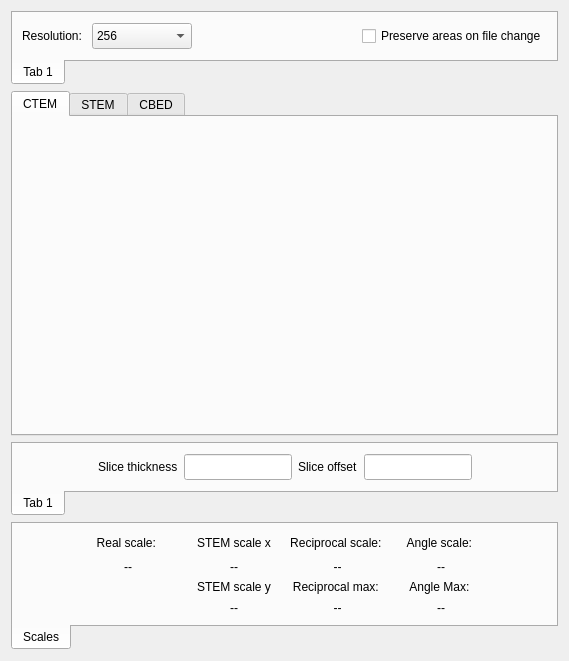
Old version of the form src/gui/dialogs/settings/frames/arealayoutframe.ui in the repository JJPPeters/clTEM.
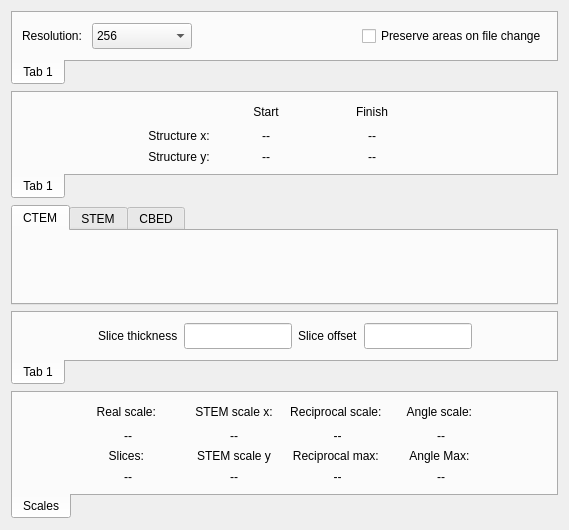
New version of the form. Custom widgets are drawn as their Qt base class.

Commit message: Added structure limits to area dialog

What changed in the file:
```diff
--- a/src/gui/dialogs/settings/frames/arealayoutframe.ui
+++ b/src/gui/dialogs/settings/frames/arealayoutframe.ui
@@ -7,17 +7,17 @@
     <x>0</x>
     <y>0</y>
     <width>569</width>
-    <height>661</height>
+    <height>530</height>
    </rect>
   </property>
   <property name="windowTitle">
    <string>Form</string>
   </property>
-  <layout class="QGridLayout" name="gridLayout" rowstretch="0,1,0,0" columnstretch="0">
-   <item row="1" column="0">
+  <layout class="QGridLayout" name="gridLayout" rowstretch="0,0,1,0,0" columnstretch="0" rowminimumheight="0,0,0,0,0">
+   <item row="2" column="0">
     <widget class="QTabWidget" name="tabAreaWidget">
      <property name="sizePolicy">
-      <sizepolicy hsizetype="Preferred" vsizetype="Preferred">
+      <sizepolicy hsizetype="Minimum" vsizetype="Minimum">
        <horstretch>0</horstretch>
        <verstretch>0</verstretch>
       </sizepolicy>
@@ -62,7 +62,96 @@
     </widget>
    </item>
    <item row="3" column="0">
+    <widget class="tabPanel" name="tabZWidget">
+     <property name="sizePolicy">
+      <sizepolicy hsizetype="Minimum" vsizetype="Minimum">
+       <horstretch>0</horstretch>
+       <verstretch>0</verstretch>
+      </sizepolicy>
+     </property>
+     <property name="tabPosition">
+      <enum>QTabWidget::South</enum>
+     </property>
+     <property name="currentIndex">
+      <number>0</number>
+     </property>
+     <widget class="QWidget" name="tZ">
+      <attribute name="title">
+       <string>Tab 1</string>
+      </attribute>
+      <layout class="QGridLayout" name="gridLayout_3">
+       <item row="0" column="2">
+        <widget class="EditUnitsBox" name="edtSliceThickness">
+         <property name="minimumSize">
+          <size>
+           <width>100</width>
+           <height>26</height>
+          </size>
+         </property>
+        </widget>
+       </item>
+       <item row="0" column="6">
+        <spacer name="horizontalSpacer_5">
+         <property name="orientation">
+          <enum>Qt::Horizontal</enum>
+         </property>
+         <property name="sizeHint" stdset="0">
+          <size>
+           <width>43</width>
+           <height>20</height>
+          </size>
+         </property>
+        </spacer>
+       </item>
+       <item row="0" column="0">
+        <spacer name="horizontalSpacer_4">
+         <property name="orientation">
+          <enum>Qt::Horizontal</enum>
+         </property>
+         <property name="sizeHint" stdset="0">
+          <size>
+           <width>44</width>
+           <height>20</height>
+          </size>
+         </property>
+        </spacer>
+       </item>
+       <item row="0" column="1">
+        <widget class="QLabel" name="label_4">
+         <property name="text">
+          <string>Slice thickness</string>
+         </property>
+        </widget>
+       </item>
+       <item row="0" column="4">
+        <widget class="EditUnitsBox" name="edtSliceOffset">
+         <property name="minimumSize">
+          <size>
+           <width>100</width>
+           <height>26</height>
+          </size>
+         </property>
+        </widget>
+       </item>
+       <item row="0" column="3">
+        <widget class="QLabel" name="label_5">
+         <property name="text">
+          <string>Slice offset</string>
+         </property>
+        </widget>
+       </item>
+      </layout>
+     </widget>
+    </widget>
+   </item>
+   <item row="4" column="0">
     <widget class="tabPanel" name="tabScaleWidget">
+     <property name="sizePolicy">
+      <sizepolicy hsizetype="Minimum" vsizetype="Minimum">
+       <horstretch>0</horstretch>
+       <verstretch>0</verstretch>
+      </sizepolicy>
+     </property>
      <property name="tabPosition">
       <enum>QTabWidget::South</enum>
      </property>
@@ -117,16 +206,6 @@
          </property>
         </spacer>
        </item>
-       <item row="5" column="3">
-        <widget class="QLabel" name="lblFreqMax">
-         <property name="text">
-          <string>--</string>
-         </property>
-         <property name="alignment">
-          <set>Qt::AlignCenter</set>
-         </property>
-        </widget>
-       </item>
        <item row="3" column="2">
         <widget class="QLabel" name="lblStemScaleX">
          <property name="minimumSize">
@@ -159,10 +238,16 @@
          </property>
         </widget>
        </item>
-       <item row="4" column="5">
-        <widget class="QLabel" name="label_7">
+       <item row="5" column="2">
+        <widget class="QLabel" name="lblStemScaleY">
+         <property name="minimumSize">
+          <size>
+           <width>100</width>
+           <height>0</height>
+          </size>
+         </property>
          <property name="text">
-          <string>Angle Max: </string>
+          <string>--</string>
          </property>
          <property name="alignment">
           <set>Qt::AlignCenter</set>
@@ -185,6 +270,16 @@
          </property>
         </widget>
        </item>
+       <item row="4" column="3">
+        <widget class="QLabel" name="label_3">
+         <property name="text">
+          <string>Reciprocal max: </string>
+         </property>
+         <property name="alignment">
+          <set>Qt::AlignCenter</set>
+         </property>
+        </widget>
+       </item>
        <item row="2" column="1">
         <widget class="QLabel" name="label_2">
          <property name="text">
@@ -195,14 +290,21 @@
          </property>
         </widget>
        </item>
-       <item row="5" column="2">
-        <widget class="QLabel" name="lblStemScaleY">
-         <property name="minimumSize">
+       <item row="2" column="0">
+        <spacer name="horizontalSpacer_2">
+         <property name="orientation">
+          <enum>Qt::Horizontal</enum>
+         </property>
+         <property name="sizeHint" stdset="0">
           <size>
-           <width>100</width>
-           <height>0</height>
+           <width>40</width>
+           <height>20</height>
           </size>
          </property>
+        </spacer>
+       </item>
+       <item row="5" column="3">
+        <widget class="QLabel" name="lblFreqMax">
          <property name="text">
           <string>--</string>
          </property>
@@ -211,6 +313,16 @@
          </property>
         </widget>
        </item>
+       <item row="4" column="5">
+        <widget class="QLabel" name="label_7">
+         <property name="text">
+          <string>Angle Max: </string>
+         </property>
+         <property name="alignment">
+          <set>Qt::AlignCenter</set>
+         </property>
+        </widget>
+       </item>
        <item row="2" column="5">
         <widget class="QLabel" name="label_10">
          <property name="text">
@@ -221,33 +333,10 @@
          </property>
         </widget>
        </item>
-       <item row="4" column="3">
-        <widget class="QLabel" name="label_3">
-         <property name="text">
-          <string>Reciprocal max: </string>
-         </property>
-         <property name="alignment">
-          <set>Qt::AlignCenter</set>
-         </property>
-        </widget>
-       </item>
-       <item row="2" column="0">
-        <spacer name="horizontalSpacer_2">
-         <property name="orientation">
-          <enum>Qt::Horizontal</enum>
-         </property>
-         <property name="sizeHint" stdset="0">
-          <size>
-           <width>40</width>
-           <height>20</height>
-          </size>
-         </property>
-        </spacer>
-       </item>
        <item row="2" column="2">
         <widget class="QLabel" name="lblStemXHeader">
          <property name="text">
-          <string>STEM scale x</string>
+          <string>STEM scale x:</string>
          </property>
          <property name="alignment">
           <set>Qt::AlignCenter</set>
@@ -264,80 +353,29 @@
          </property>
         </widget>
        </item>
-      </layout>
-     </widget>
-    </widget>
-   </item>
-   <item row="2" column="0">
-    <widget class="tabPanel" name="tabZWidget">
-     <property name="tabPosition">
-      <enum>QTabWidget::South</enum>
-     </property>
-     <property name="currentIndex">
-      <number>0</number>
-     </property>
-     <widget class="QWidget" name="tZ">
-      <attribute name="title">
-       <string>Tab 1</string>
-      </attribute>
-      <layout class="QGridLayout" name="gridLayout_3">
-       <item row="0" column="2">
-        <widget class="EditUnitsBox" name="edtSliceThickness">
+       <item row="5" column="1">
+        <widget class="QLabel" name="lblSlices">
          <property name="minimumSize">
           <size>
            <width>100</width>
-           <height>26</height>
+           <height>0</height>
           </size>
          </property>
-        </widget>
-       </item>
-       <item row="0" column="6">
-        <spacer name="horizontalSpacer_5">
-         <property name="orientation">
-          <enum>Qt::Horizontal</enum>
-         </property>
-         <property name="sizeHint" stdset="0">
-          <size>
-           <width>43</width>
-           <height>20</height>
-          </size>
-         </property>
-        </spacer>
-       </item>
-       <item row="0" column="0">
-        <spacer name="horizontalSpacer_4">
-         <property name="orientation">
-          <enum>Qt::Horizontal</enum>
-         </property>
-         <property name="sizeHint" stdset="0">
-          <size>
-           <width>44</width>
-           <height>20</height>
-          </size>
-         </property>
-        </spacer>
-       </item>
-       <item row="0" column="1">
-        <widget class="QLabel" name="label_4">
          <property name="text">
-          <string>Slice thickness</string>
+          <string>--</string>
          </property>
-        </widget>
-       </item>
-       <item row="0" column="4">
-        <widget class="EditUnitsBox" name="edtSliceOffset">
-         <property name="minimumSize">
-          <size>
-           <width>100</width>
-           <height>26</height>
-          </size>
+         <property name="alignment">
+          <set>Qt::AlignCenter</set>
          </property>
         </widget>
        </item>
-       <item row="0" column="3">
-        <widget class="QLabel" name="label_5">
+       <item row="4" column="1">
+        <widget class="QLabel" name="label_6">
          <property name="text">
-          <string>Slice offset</string>
+          <string>Slices: </string>
+         </property>
+         <property name="alignment">
+          <set>Qt::AlignCenter</set>
          </property>
         </widget>
        </item>
@@ -347,6 +385,12 @@
    </item>
    <item row="0" column="0">
     <widget class="tabPanel" name="tabGeneralWidget">
+     <property name="sizePolicy">
+      <sizepolicy hsizetype="Minimum" vsizetype="Minimum">
+       <horstretch>0</horstretch>
+       <verstretch>0</verstretch>
+      </sizepolicy>
+     </property>
      <property name="tabPosition">
       <enum>QTabWidget::South</enum>
      </property>
@@ -357,15 +401,35 @@
       <attribute name="title">
        <string>Tab 1</string>
       </attribute>
-      <layout class="QHBoxLayout" name="horizontalLayout_3">
-       <item>
+      <layout class="QGridLayout" name="gridLayout_5">
+       <item row="0" column="2">
+        <spacer name="horizontalSpacer">
+         <property name="orientation">
+          <enum>Qt::Horizontal</enum>
+         </property>
+         <property name="sizeHint" stdset="0">
+          <size>
+           <width>40</width>
+           <height>20</height>
+          </size>
+         </property>
+        </spacer>
+       </item>
+       <item row="0" column="3">
+        <widget class="QCheckBox" name="chkKeep">
+         <property name="text">
+          <string>Preserve areas on file change</string>
+         </property>
+        </widget>
+       </item>
+       <item row="0" column="0">
         <widget class="QLabel" name="label">
          <property name="text">
           <string>Resolution: </string>
          </property>
         </widget>
        </item>
-       <item>
+       <item row="0" column="1">
         <widget class="QComboBox" name="cmbResolution">
          <property name="minimumSize">
           <size>
@@ -415,11 +479,109 @@
          </item>
         </widget>
        </item>
-       <item>
-        <spacer name="horizontalSpacer">
+      </layout>
+     </widget>
+    </widget>
+   </item>
+   <item row="1" column="0">
+    <widget class="tabPanel" name="tabGeneralWidget_2">
+     <property name="sizePolicy">
+      <sizepolicy hsizetype="Minimum" vsizetype="Minimum">
+       <horstretch>0</horstretch>
+       <verstretch>0</verstretch>
+      </sizepolicy>
+     </property>
+     <property name="tabPosition">
+      <enum>QTabWidget::South</enum>
+     </property>
+     <property name="currentIndex">
+      <number>0</number>
+     </property>
+     <widget class="QWidget" name="tab_4">
+      <attribute name="title">
+       <string>Tab 1</string>
+      </attribute>
+      <layout class="QGridLayout" name="gridLayout_6" columnstretch="1,0,0,0,0,1">
+       <item row="1" column="1">
+        <widget class="QLabel" name="label_16">
+         <property name="text">
+          <string>Structure x:</string>
+         </property>
+         <property name="alignment">
+          <set>Qt::AlignCenter</set>
+         </property>
+        </widget>
+       </item>
+       <item row="0" column="3">
+        <widget class="QLabel" name="label_19">
+         <property name="text">
+          <string>Finish</string>
+         </property>
+         <property name="alignment">
+          <set>Qt::AlignCenter</set>
+         </property>
+        </widget>
+       </item>
+       <item row="3" column="2">
+        <widget class="QLabel" name="lblStructStartY">
+         <property name="minimumSize">
+          <size>
+           <width>100</width>
+           <height>0</height>
+          </size>
+         </property>
+         <property name="text">
+          <string>--</string>
+         </property>
+         <property name="alignment">
+          <set>Qt::AlignCenter</set>
+         </property>
+        </widget>
+       </item>
+       <item row="1" column="2">
+        <widget class="QLabel" name="lblStructStartX">
+         <property name="minimumSize">
+          <size>
+           <width>100</width>
+           <height>0</height>
+          </size>
+         </property>
+         <property name="text">
+          <string>--</string>
+         </property>
+         <property name="alignment">
+          <set>Qt::AlignCenter</set>
+         </property>
+        </widget>
+       </item>
+       <item row="0" column="2">
+        <widget class="QLabel" name="label_18">
+         <property name="text">
+          <string>Start</string>
+         </property>
+         <property name="alignment">
+          <set>Qt::AlignCenter</set>
+         </property>
+        </widget>
+       </item>
+       <item row="3" column="1">
+        <widget class="QLabel" name="label_17">
+         <property name="text">
+          <string>Structure y:</string>
+         </property>
+         <property name="alignment">
+          <set>Qt::AlignCenter</set>
+         </property>
+        </widget>
+       </item>
+       <item row="0" column="5">
+        <spacer name="horizontalSpacer_9">
          <property name="orientation">
           <enum>Qt::Horizontal</enum>
          </property>
+         <property name="sizeType">
+          <enum>QSizePolicy::Expanding</enum>
+         </property>
          <property name="sizeHint" stdset="0">
           <size>
            <width>40</width>
@@ -428,10 +590,48 @@
          </property>
         </spacer>
        </item>
-       <item>
-        <widget class="QCheckBox" name="chkKeep">
+       <item row="0" column="0">
+        <spacer name="horizontalSpacer_10">
+         <property name="orientation">
+          <enum>Qt::Horizontal</enum>
+         </property>
+         <property name="sizeHint" stdset="0">
+          <size>
+           <width>40</width>
+           <height>20</height>
+          </size>
+         </property>
+        </spacer>
+       </item>
+       <item row="3" column="3">
+        <widget class="QLabel" name="lblStructFinishY">
+         <property name="minimumSize">
+          <size>
+           <width>100</width>
+           <height>0</height>
+          </size>
+         </property>
          <property name="text">
-          <string>Preserve areas on file change</string>
+          <string>--</string>
+         </property>
+         <property name="alignment">
+          <set>Qt::AlignCenter</set>
+         </property>
+        </widget>
+       </item>
+       <item row="1" column="3">
+        <widget class="QLabel" name="lblStructFinishX">
+         <property name="minimumSize">
+          <size>
+           <width>100</width>
+           <height>0</height>
+          </size>
+         </property>
+         <property name="text">
+          <string>--</string>
+         </property>
+         <property name="alignment">
+          <set>Qt::AlignCenter</set>
          </property>
         </widget>
        </item>
```
The commit also changes 3 other files.
